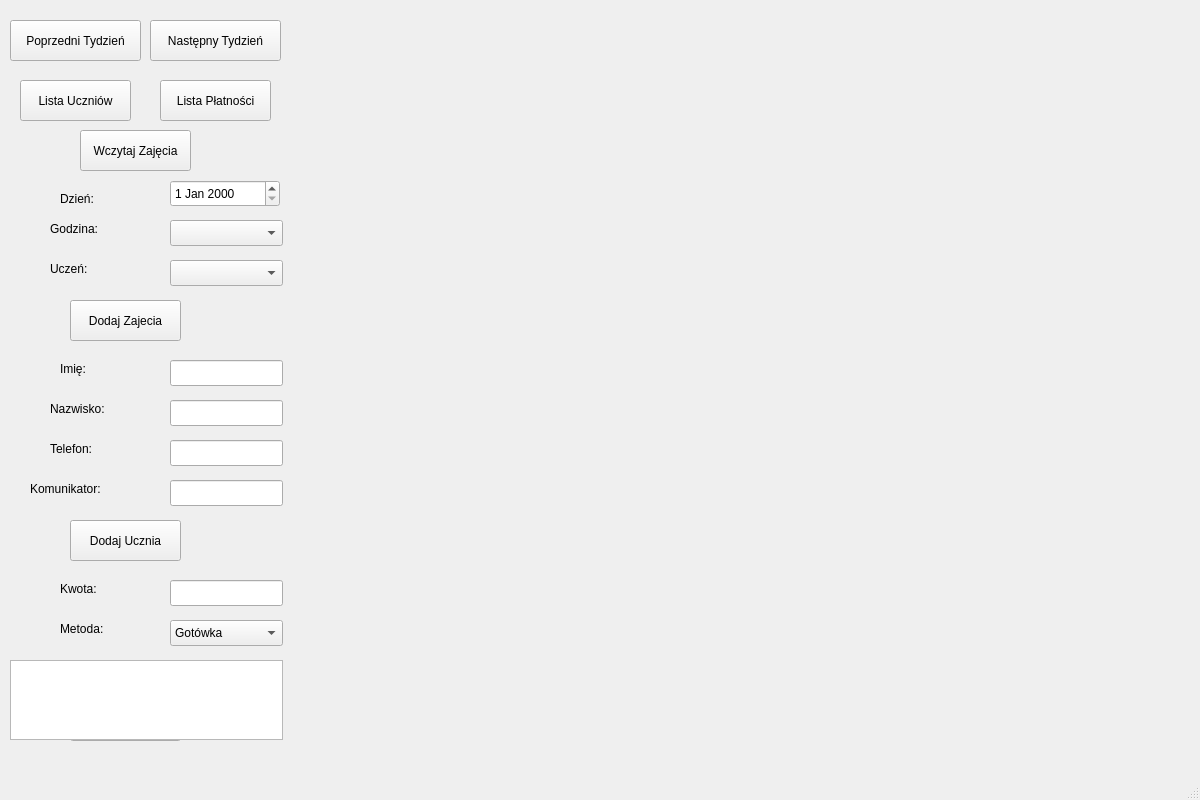
Before: the Qt Designer form mainwindow.ui in XDesiek/Kalendarz_Korepetycje, drawn with Qt 5.
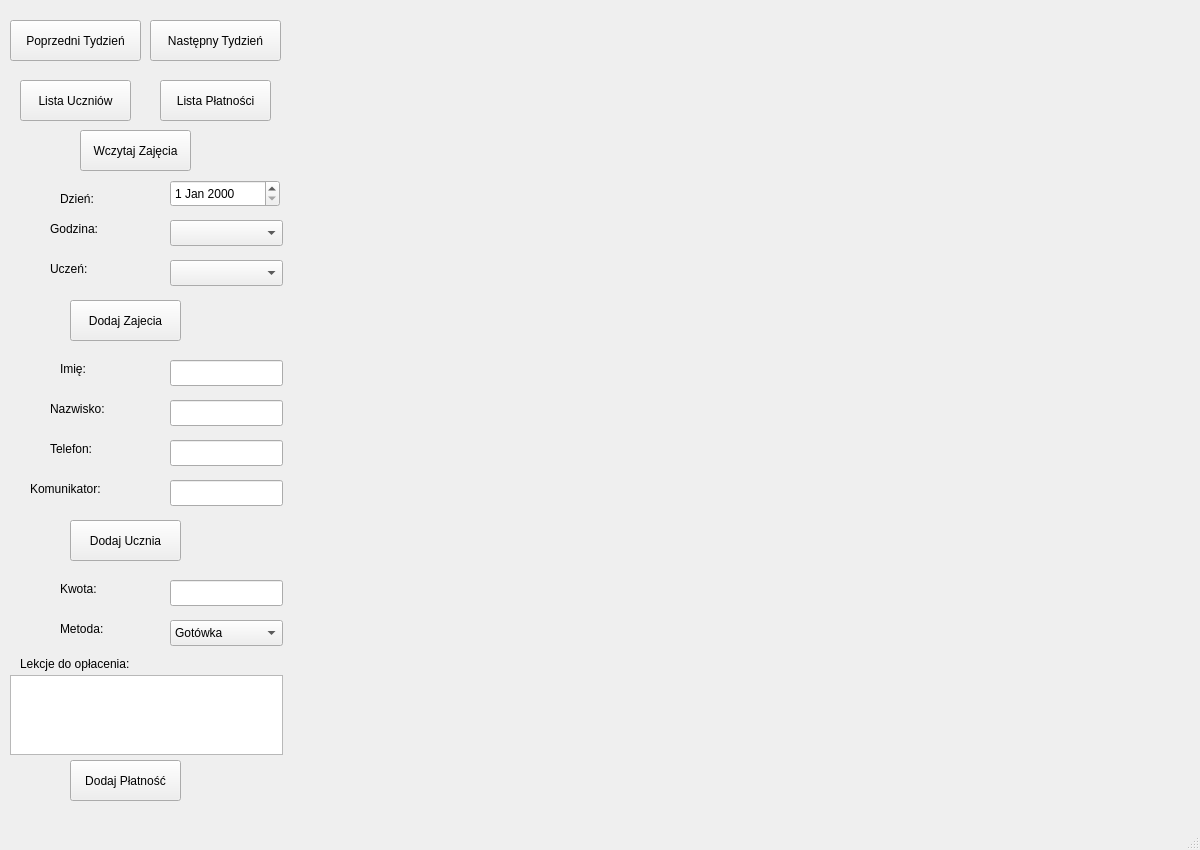
After: the same form once the commit is applied.

Commit message: Fixed:dropdown elckji do oplacenia

What changed in the file:
```diff
--- a/mainwindow.ui
+++ b/mainwindow.ui
@@ -7,7 +7,7 @@
     <x>0</x>
     <y>0</y>
     <width>1200</width>
-    <height>800</height>
+    <height>850</height>
    </rect>
   </property>
   <property name="windowTitle">
@@ -72,7 +72,7 @@
     <property name="geometry">
      <rect>
       <x>70</x>
-      <y>700</y>
+      <y>760</y>
       <width>111</width>
       <height>41</height>
      </rect>
@@ -307,24 +307,24 @@
     <property name="geometry">
      <rect>
       <x>20</x>
-      <y>660</y>
-      <width>131</width>
+      <y>655</y>
+      <width>141</width>
       <height>18</height>
      </rect>
     </property>
     <property name="text">
-     <string>ID opłacanej lekcji:</string>
+     <string>Lekcje do opłacenia:</string>
     </property>
    </widget>
    <widget class="QListWidget" name="listLekcjiDoOplaty">
     <property name="geometry">
      <rect>
       <x>10</x>
-      <y>660</y>
+      <y>675</y>
       <width>273</width>
       <height>80</height>
      </rect>
-   </property>
+    </property>
    </widget>
    <widget class="QPushButton" name="btnListaUczniow">
     <property name="geometry">
```
The commit also changes 1 other file.
